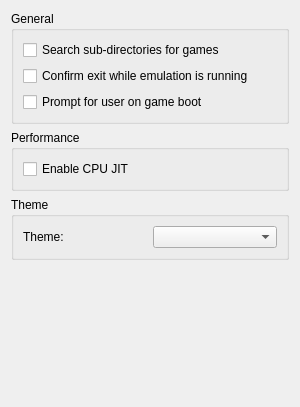
Above: src/yuzu/configuration/configure_general.ui from rorrim-rorrim/eden-alt before the change. Below: the same form after it.
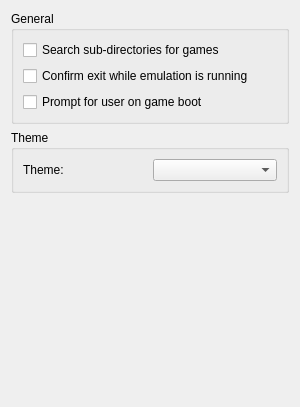
That is the form after the change.

Patch:
```diff
--- a/src/yuzu/configuration/configure_general.ui
+++ b/src/yuzu/configuration/configure_general.ui
@@ -50,26 +50,6 @@
        </layout>
       </widget>
      </item>
-     <item>
-      <widget class="QGroupBox" name="PerformanceGroupBox">
-       <property name="title">
-        <string>Performance</string>
-       </property>
-       <layout class="QHBoxLayout" name="PerformanceHorizontalLayout">
-        <item>
-         <layout class="QVBoxLayout" name="PerformanceVerticalLayout">
-          <item>
-           <widget class="QCheckBox" name="use_cpu_jit">
-            <property name="text">
-             <string>Enable CPU JIT</string>
-            </property>
-           </widget>
-          </item>
-         </layout>
-        </item>
-       </layout>
-      </widget>
-     </item>
      <item>
       <widget class="QGroupBox" name="theme_group_box">
        <property name="title">
```
